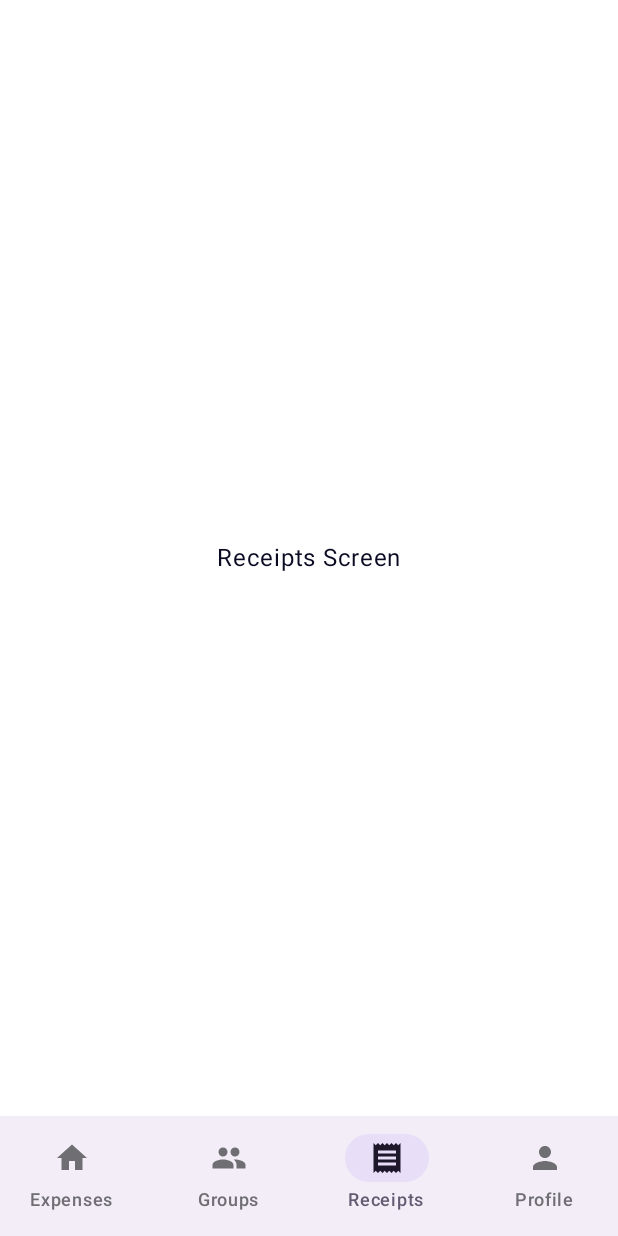
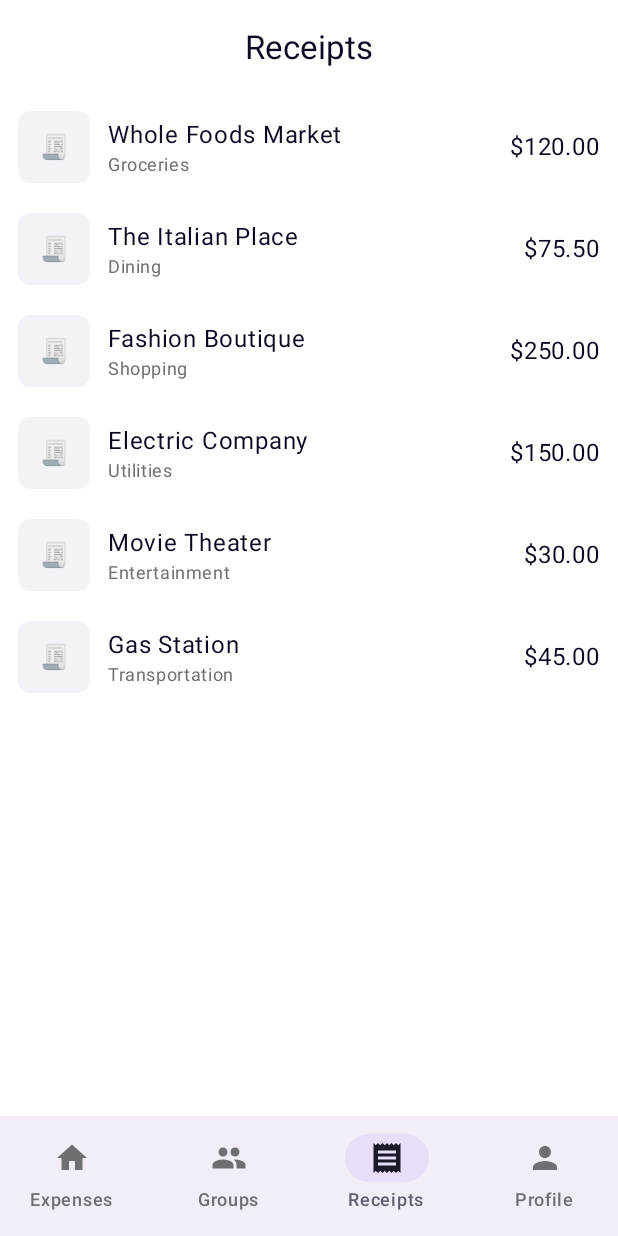
Before and after one commit to UBB-GitPushForce/GitPushForce, an Android app built with Jetpack Compose: the MainActivity screen opened directly, with no data from a screen before it, item 3 of the bottom bar chosen, on a phone screen of 412 x 824 dp. Run offline under Robolectric (Android 15) with nearby library versions, the phone set to English and light mode, and no system bars; pictures from the network do not load; 1 statement that could not run was skipped.

Commit message:
[FEAT] receipts screen

```diff
--- /dev/null
+++ b/Mobile/androidApp/src/main/java/com/example/budgeting/android/data/model/Receipt.kt
@@ -0,0 +1,9 @@
+package com.example.budgeting.android.data.model
+
+data class Receipt(
+    val id: String,
+    val merchant: String,
+    val category: String,
+    val amount: Double,
+    val thumbnailUrl: String? = null
+)
--- a/Mobile/androidApp/src/main/java/com/example/budgeting/android/data/model/RegisterResponse.kt
+++ b/Mobile/androidApp/src/main/java/com/example/budgeting/android/data/model/RegisterResponse.kt
@@ -5,5 +5,5 @@ import com.squareup.moshi.Json
 data class RegisterResponse(
     val message: String,
     @Json(name = "access_token") val accessToken: String,
-    val user: UserData
+    val user: Int  // API returns user ID as integer, not UserData object
 )
--- a/Mobile/androidApp/src/main/java/com/example/budgeting/android/ui/screens/ReceiptsScreen.kt
+++ b/Mobile/androidApp/src/main/java/com/example/budgeting/android/ui/screens/ReceiptsScreen.kt
@@ -1,18 +1,120 @@
 package com.example.budgeting.android.ui.screens
 
+import androidx.compose.foundation.background
+import androidx.compose.foundation.layout.Arrangement
 import androidx.compose.foundation.layout.Box
+import androidx.compose.foundation.layout.Column
+import androidx.compose.foundation.layout.Row
+import androidx.compose.foundation.layout.Spacer
 import androidx.compose.foundation.layout.fillMaxSize
+import androidx.compose.foundation.layout.fillMaxWidth
+import androidx.compose.foundation.layout.padding
+import androidx.compose.foundation.layout.size
+import androidx.compose.foundation.lazy.LazyColumn
+import androidx.compose.foundation.lazy.items
+import androidx.compose.foundation.shape.RoundedCornerShape
+import androidx.compose.material3.CenterAlignedTopAppBar
+import androidx.compose.material3.ExperimentalMaterial3Api
+import androidx.compose.material3.MaterialTheme
+import androidx.compose.material3.Scaffold
+import androidx.compose.material3.Surface
 import androidx.compose.material3.Text
 import androidx.compose.runtime.Composable
 import androidx.compose.ui.Alignment
 import androidx.compose.ui.Modifier
+import androidx.compose.ui.draw.clip
+import androidx.compose.ui.layout.ContentScale
+import androidx.compose.ui.unit.dp
+import coil.compose.AsyncImage
+import com.example.budgeting.android.data.model.Receipt
+
+@OptIn(ExperimentalMaterial3Api::class)
+@Composable
+fun ReceiptsScreen() {
+    // Mock data
+    val mockReceipts = listOf(
+        Receipt(id = "mock-1", merchant = "Whole Foods Market", category = "Groceries", amount = 120.0),
+        Receipt(id = "mock-2", merchant = "The Italian Place", category = "Dining", amount = 75.5),
+        Receipt(id = "mock-3", merchant = "Fashion Boutique", category = "Shopping", amount = 250.0),
+        Receipt(id = "mock-4", merchant = "Electric Company", category = "Utilities", amount = 150.0),
+        Receipt(id = "mock-5", merchant = "Movie Theater", category = "Entertainment", amount = 30.0),
+        Receipt(id = "mock-6", merchant = "Gas Station", category = "Transportation", amount = 45.0)
+    )
+
+    Scaffold(
+        topBar = {
+            CenterAlignedTopAppBar(
+                title = { Text("Receipts", color = MaterialTheme.colorScheme.onBackground) }
+            )
+        }
+    ) { padding ->
+        Box(
+            modifier = Modifier
+                .padding(padding)
+                .fillMaxSize()
+                .background(MaterialTheme.colorScheme.background)
+        ) {
+            LazyColumn(
+                modifier = Modifier.fillMaxSize(),
+                verticalArrangement = Arrangement.Top
+            ) {
+                items(mockReceipts) { receipt ->
+                    ReceiptRow(
+                        title = receipt.merchant,
+                        subtitle = receipt.category,
+                        amount = receipt.amount,
+                        thumbnailUrl = receipt.thumbnailUrl
+                    )
+                }
+            }
+        }
+    }
+}
 
 @Composable
-fun ReceiptsScreen() {
-    Box(
-        modifier = Modifier.fillMaxSize(),
-        contentAlignment = Alignment.Center
+private fun ReceiptRow(
+    title: String,
+    subtitle: String,
+    amount: Double,
+    thumbnailUrl: String?
+) {
+    Row(
+        modifier = Modifier
+            .fillMaxWidth()
+            .padding(horizontal = 12.dp, vertical = 10.dp),
+        verticalAlignment = Alignment.CenterVertically
     ) {
-        Text("Receipts Screen")
+        Surface(
+            shape = RoundedCornerShape(8.dp),
+            color = MaterialTheme.colorScheme.surfaceVariant
+        ) {
+            Box(
+                modifier = Modifier.size(48.dp),
+                contentAlignment = Alignment.Center
+            ) {
+                if (thumbnailUrl != null) {
+                    AsyncImage(
+                        model = thumbnailUrl,
+                        contentDescription = null,
+                        modifier = Modifier.clip(RoundedCornerShape(8.dp)),
+                        contentScale = ContentScale.Crop
+                    )
+                } else {
+                    Text("🧾")
+                }
+            }
+        }
+
+        Spacer(modifier = Modifier.size(12.dp))
+
+        Column(modifier = Modifier.weight(1f)) {
+            Text(title, color = MaterialTheme.colorScheme.onSurface)
+            Text(subtitle, color = MaterialTheme.colorScheme.onSurfaceVariant, style = MaterialTheme.typography.bodySmall)
+        }
+
+        Text(
+            text = "$${"%.2f".format(amount)}",
+            color = MaterialTheme.colorScheme.onSurface
+        )
     }
 }
--- /dev/null
+++ b/Mobile/androidApp/src/main/java/com/example/budgeting/android/ui/viewmodels/GroupDetailsViewModelFactory.kt
@@ -0,0 +1,11 @@
+package com.example.budgeting.android.ui.viewmodels
+
+import android.content.Context
+import androidx.lifecycle.ViewModel
+import androidx.lifecycle.ViewModelProvider
+
+class GroupDetailsViewModelFactory(private val context: Context) : ViewModelProvider.Factory {
+    override fun <T : ViewModel> create(modelClass: Class<T>): T {
+        return GroupDetailsViewModel(context) as T
+    }
+}
```
